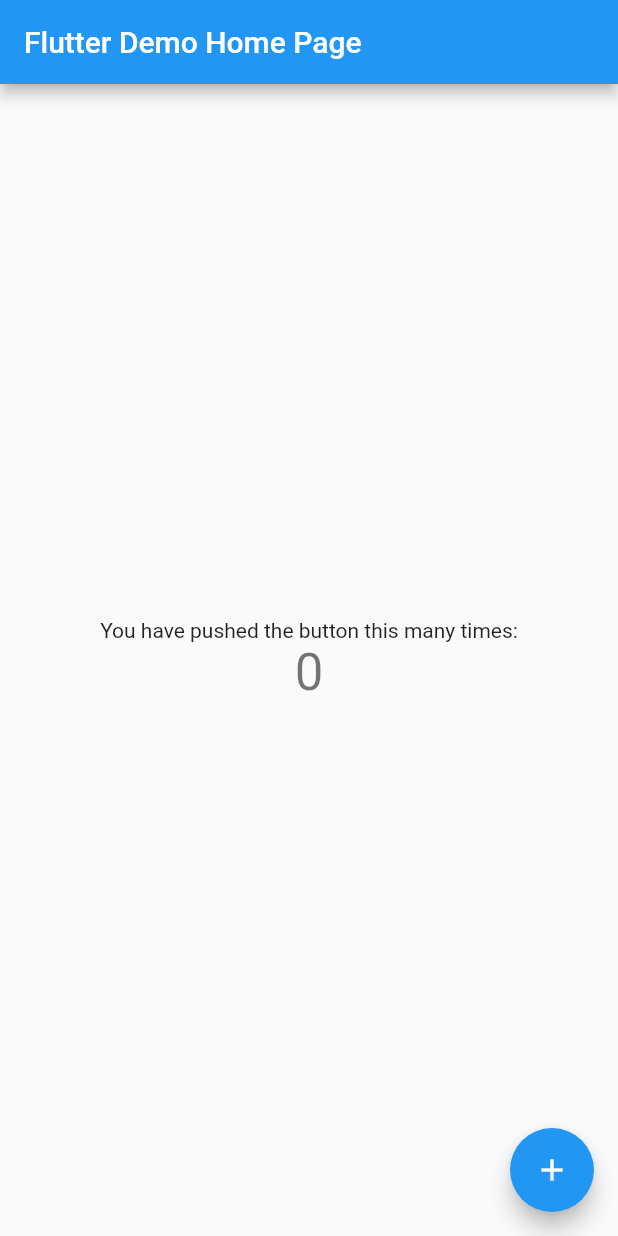
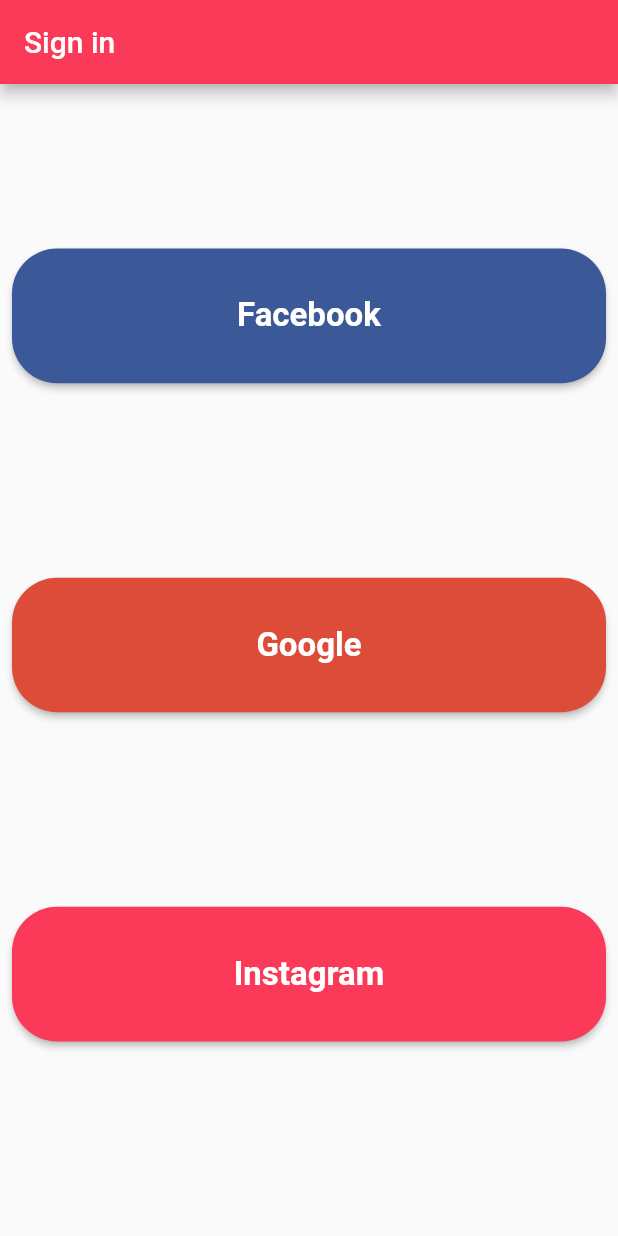
Before and after one commit to AmjadKhan2k18/instagram_auth_flutter, a Flutter app: the screen it shows after launch, on a phone screen of 412 x 824 dp. Run offline on Flutter 3.47's test engine with Material 2 defaults, Android fonts, the phone set to English and light mode, and no system bars; our stand-ins replace firebase_auth, google_sign_in; missing offline and left inert: flutter_facebook_login; accounts and stored records are empty.

Commit message:
Facebook & Gmail added

```diff
--- /dev/null
+++ b/lib/login_page.dart
@@ -0,0 +1,174 @@
+import 'package:firebase_auth/firebase_auth.dart';
+import 'package:flutter/material.dart';
+import 'package:google_sign_in/google_sign_in.dart';
+import 'package:flutter_facebook_login/flutter_facebook_login.dart';
+
+GoogleSignIn _googleSignIn = GoogleSignIn(
+  scopes: <String>[
+    'email',
+    'https://www.googleapis.com/auth/contacts.readonly',
+  ],
+);
+
+class LoginPage extends StatefulWidget {
+  final VoidCallback onSignedIn;
+  LoginPage({this.onSignedIn});
+
+  @override
+  _LoginPageState createState() => _LoginPageState();
+}
+
+class _LoginPageState extends State<LoginPage> {
+  Size size;
+
+  // FirebaseAuth _auth = FirebaseAuth.instance;
+
+  // GoogleSignIn _googleSignIn;
+  @override
+  void initState() {
+    super.initState();
+    // _googleSignIn = GoogleSignIn(
+    //     scopes: [
+    //       'email',
+    //       'https://www.googleapis.com/auth/contacts.readonly',
+    //     ],
+    //   );
+  }
+
+  void initiateFacebookLogin() async {
+    var facebookLogin = FacebookLogin();
+    var facebookLoginResult =
+        await facebookLogin.logInWithReadPermissions(['email']);
+    switch (facebookLoginResult.status) {
+      case FacebookLoginStatus.error:
+        print("Error");
+
+        break;
+      case FacebookLoginStatus.cancelledByUser:
+        print("CancelledByUser");
+
+        break;
+      case FacebookLoginStatus.loggedIn:
+        print("LoggedIn");
+        var myToken = facebookLoginResult.accessToken;
+        AuthCredential credential =
+            FacebookAuthProvider.getCredential(accessToken: myToken.token);
+        FirebaseAuth.instance.signInWithCredential(credential);
+        widget.onSignedIn();
+        break;
+    }
+  }
+
+  Future<void> _handleSignIn() async {
+    try {
+      await _googleSignIn.signIn();
+    } catch (error) {
+      print(error);
+    }
+  }
+
+  Future<void> _handleGoogleSignIn() async {
+    try {
+      GoogleSignInAccount googleUser = await _googleSignIn.signIn();
+      GoogleSignInAuthentication googleAuth = await googleUser.authentication;
+      AuthCredential credential = GoogleAuthProvider.getCredential(
+          accessToken: googleAuth.accessToken, idToken: googleAuth.idToken);
+      FirebaseUser user =
+          await FirebaseAuth.instance.signInWithCredential(credential);
+      debugPrint("${user.displayName}");
+
+      widget.onSignedIn();
+      // AuthCredential credential = FacebookAuthProvider.getCredential(accessToken: myToken.token);
+      //     FirebaseAuth.instance.linkWithCredential(credential);
+
+    } catch (error) {
+      print(error);
+    }
+  }
+
+  @override
+  Widget build(BuildContext context) {
+    size = MediaQuery.of(context).size;
+    return Scaffold(
+        appBar: AppBar(
+          title: Text("Sign in"),
+        ),
+        body: _buildBody());
+  }
+
+  Widget _buildBody() {
+    return Container(
+      alignment: Alignment.center,
+      child: Column(
+        children: <Widget>[
+          Expanded(child: Container()),
+          Expanded(child: _buildSignInWithFbBtn()),
+          Expanded(child: Container()),
+          Expanded(child: _buildSignInWIthGoogleBtn()),
+          Expanded(child: Container()),
+          Expanded(child: _buildSignInWIthInstagramBtn()),
+          Expanded(child: Container()),
+        ],
+      ),
+    );
+  }
+
+  Widget _buildSignInWithFbBtn() {
+    return Container(
+      margin: EdgeInsets.only(right: 8, left: 8, bottom: 20),
+      height: 40,
+      width: size.width,
+      child: RaisedButton(
+        shape: new RoundedRectangleBorder(
+            borderRadius: new BorderRadius.circular(30.0)),
+        color: Color(0xff3B5998),
+        onPressed: () {
+          initiateFacebookLogin();
+        },
+        child: Text(
+          "Facebook",
+          style: TextStyle(
+              color: Colors.white, fontSize: 22, fontWeight: FontWeight.w600),
+        ),
+      ),
+    );
+  }
+
+  Widget _buildSignInWIthInstagramBtn() {
+    return Container(
+      margin: EdgeInsets.only(bottom: 20, left: 8, right: 8),
+      height: 40,
+      width: size.width,
+      child: RaisedButton(
+        shape: new RoundedRectangleBorder(
+            borderRadius: new BorderRadius.circular(30.0)),
+        color: Color(0xfffb3958),
+        onPressed: _handleSignIn,
+        child: Text(
+          "Instagram",
+          style: TextStyle(
+              color: Colors.white, fontSize: 22, fontWeight: FontWeight.w600),
+        ),
+      ),
+    );
+  }
+
+  Widget _buildSignInWIthGoogleBtn() {
+    return Container(
+      margin: EdgeInsets.only(bottom: 20, left: 8, right: 8),
+      height: 40,
+      width: size.width,
+      child: RaisedButton(
+        shape: new RoundedRectangleBorder(
+            borderRadius: new BorderRadius.circular(30.0)),
+        color: Color(0xffDD4B39),
+        onPressed: _handleGoogleSignIn,
+        child: Text(
+          "Google",
+          style: TextStyle(
+              color: Colors.white, fontSize: 22, fontWeight: FontWeight.w600),
+        ),
+      ),
+    );
+  }
+}
--- a/lib/main.dart
+++ b/lib/main.dart
@@ -1,111 +1,14 @@
 import 'package:flutter/material.dart';
+import 'package:social_auth/root.dart';
 
-void main() => runApp(MyApp());
+import 'auth.dart';
 
-class MyApp extends StatelessWidget {
-  // This widget is the root of your application.
-  @override
-  Widget build(BuildContext context) {
-    return MaterialApp(
-      title: 'Flutter Demo',
+void main() => runApp(MaterialApp(
+      debugShowCheckedModeBanner: false,
       theme: ThemeData(
-        // This is the theme of your application.
-        //
-        // Try running your application with "flutter run". You'll see the
-        // application has a blue toolbar. Then, without quitting the app, try
-        // changing the primarySwatch below to Colors.green and then invoke
-        // "hot reload" (press "r" in the console where you ran "flutter run",
-        // or simply save your changes to "hot reload" in a Flutter IDE).
-        // Notice that the counter didn't reset back to zero; the application
-        // is not restarted.
-        primarySwatch: Colors.blue,
+        brightness: Brightness.light,
+        primaryColor: Color(0xfffb3958),
+        accentColor: Color(0xff64C28E),
       ),
-      home: MyHomePage(title: 'Flutter Demo Home Page'),
-    );
-  }
-}
-
-class MyHomePage extends StatefulWidget {
-  MyHomePage({Key key, this.title}) : super(key: key);
-
-  // This widget is the home page of your application. It is stateful, meaning
-  // that it has a State object (defined below) that contains fields that affect
-  // how it looks.
-
-  // This class is the configuration for the state. It holds the values (in this
-  // case the title) provided by the parent (in this case the App widget) and
-  // used by the build method of the State. Fields in a Widget subclass are
-  // always marked "final".
-
-  final String title;
-
-  @override
-  _MyHomePageState createState() => _MyHomePageState();
-}
-
-class _MyHomePageState extends State<MyHomePage> {
-  int _counter = 0;
-
-  void _incrementCounter() {
-    setState(() {
-      // This call to setState tells the Flutter framework that something has
-      // changed in this State, which causes it to rerun the build method below
-      // so that the display can reflect the updated values. If we changed
-      // _counter without calling setState(), then the build method would not be
-      // called again, and so nothing would appear to happen.
-      _counter++;
-    });
-  }
-
-  @override
-  Widget build(BuildContext context) {
-    // This method is rerun every time setState is called, for instance as done
-    // by the _incrementCounter method above.
-    //
-    // The Flutter framework has been optimized to make rerunning build methods
-    // fast, so that you can just rebuild anything that needs updating rather
-    // than having to individually change instances of widgets.
-    return Scaffold(
-      appBar: AppBar(
-        // Here we take the value from the MyHomePage object that was created by
-        // the App.build method, and use it to set our appbar title.
-        title: Text(widget.title),
-      ),
-      body: Center(
-        // Center is a layout widget. It takes a single child and positions it
-        // in the middle of the parent.
-        child: Column(
-          // Column is also layout widget. It takes a list of children and
-          // arranges them vertically. By default, it sizes itself to fit its
-          // children horizontally, and tries to be as tall as its parent.
-          //
-          // Invoke "debug painting" (press "p" in the console, choose the
-          // "Toggle Debug Paint" action from the Flutter Inspector in Android
-          // Studio, or the "Toggle Debug Paint" command in Visual Studio Code)
-          // to see the wireframe for each widget.
-          //
-          // Column has various properties to control how it sizes itself and
-          // how it positions its children. Here we use mainAxisAlignment to
-          // center the children vertically; the main axis here is the vertical
-          // axis because Columns are vertical (the cross axis would be
-          // horizontal).
-          mainAxisAlignment: MainAxisAlignment.center,
-          children: <Widget>[
-            Text(
-              'You have pushed the button this many times:',
-            ),
-            Text(
-              '$_counter',
-              style: Theme.of(context).textTheme.display1,
-            ),
-          ],
-        ),
-      ),
-      floatingActionButton: FloatingActionButton(
-        onPressed: _incrementCounter,
-        tooltip: 'Increment',
-        child: Icon(Icons.add),
-      ), // This trailing comma makes auto-formatting nicer for build methods.
-    );
-  }
-}
+      home: new RootPage(auth: Auth()),
+    ));
--- /dev/null
+++ b/lib/root.dart
@@ -0,0 +1,60 @@
+import 'package:flutter/material.dart';
+import 'package:social_auth/auth.dart';
+import 'package:social_auth/home_page.dart';
+
+import 'login_page.dart';
+
+
+class RootPage extends StatefulWidget {
+  final BaseAuth auth;
+  RootPage({this.auth});
+
+  @override
+  _RootPageState createState() => _RootPageState();
+}
+
+enum AuthStatus {
+  notSignedIn,
+  signedIn,
+}
+
+class _RootPageState extends State<RootPage> {
+  AuthStatus authStatus = AuthStatus.notSignedIn;
+
+  var userId;
+  @override
+  void initState() {
+    super.initState();
+    widget.auth.currentUser().then((userId) {
+      setState(() {
+         authStatus = userId == null ? AuthStatus.notSignedIn : AuthStatus.signedIn;
+         this.userId = userId;
+      });
+    });
+  }
+
+  void _singedIn(){
+    setState(() {
+          authStatus = AuthStatus.signedIn;
+        });
+  }
+
+  void _signedOut(){
+    widget.auth.signOut();
+    setState(() {
+          authStatus = AuthStatus.notSignedIn;
+        });
+  }
+
+  @override
+  Widget build(BuildContext context) {
+
+    switch (authStatus) {
+      case AuthStatus.notSignedIn:
+        return LoginPage(onSignedIn: _singedIn,);
+      case AuthStatus.signedIn:
+        return Home(auth: widget.auth,onSignedOut: _signedOut);
+    }
+    return null;
+  }
+}
--- a/pubspec.yaml
+++ b/pubspec.yaml
@@ -23,6 +23,11 @@ dependencies:
   # The following adds the Cupertino Icons font to your application.
   # Use with the CupertinoIcons class for iOS style icons.
   cupertino_icons: ^0.1.2
+  cloud_firestore: ^0.12.1
+  firebase_auth: ^0.11.1+3
+  google_sign_in: ^4.0.1+3
+  http:
+  flutter_facebook_login: ^2.0.1
 
 dev_dependencies:
   flutter_test:
```
Also changed, not shown: lib/auth.dart (added, +23 -0 lines), lib/home_page.dart (added, +36 -0 lines), pubspec.lock, 16 other files.
